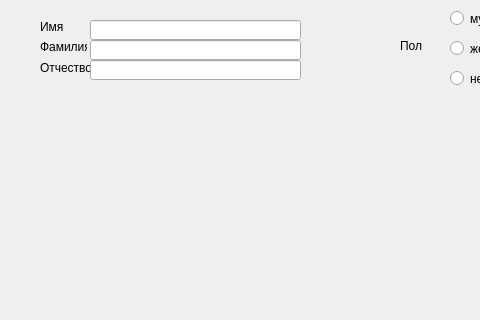
The window that praktika/mainwindow.ui (ShadowShards/Praktika) describes before a commit, drawn with Qt 5; both pictures show x 0 to 480 and y 0 to 320 of the 806 by 572 pixel window.
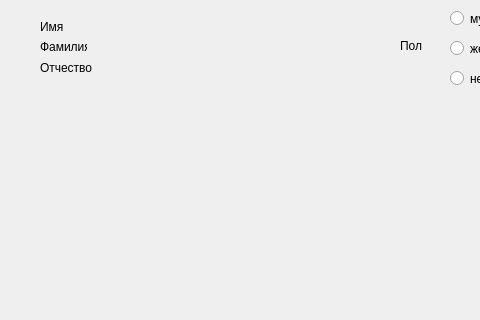
The same window after the commit.

What changed in the file:
```diff
--- a/praktika/mainwindow.ui
+++ b/praktika/mainwindow.ui
@@ -184,36 +184,6 @@
      <string>Отчество</string>
     </property>
    </widget>
-   <widget class="QLineEdit" name="lineEdit">
-    <property name="geometry">
-     <rect>
-      <x>90</x>
-      <y>20</y>
-      <width>211</width>
-      <height>20</height>
-     </rect>
-    </property>
-   </widget>
-   <widget class="QLineEdit" name="lineEdit_2">
-    <property name="geometry">
-     <rect>
-      <x>90</x>
-      <y>40</y>
-      <width>211</width>
-      <height>20</height>
-     </rect>
-    </property>
-   </widget>
-   <widget class="QLineEdit" name="lineEdit_3">
-    <property name="geometry">
-     <rect>
-      <x>90</x>
-      <y>60</y>
-      <width>211</width>
-      <height>20</height>
-     </rect>
-    </property>
-   </widget>
    <widget class="QRadioButton" name="radioButton_3">
     <property name="geometry">
      <rect>
```
